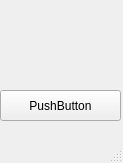
ahmedessam2008/TackScreenShootSimple, file screenShot.ui: the form before one commit.
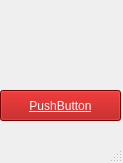
The form after the commit. Icons and pictures are not drawn.

```diff
--- a/screenShot.ui
+++ b/screenShot.ui
@@ -45,6 +45,12 @@
     <property name="toolTip">
      <string>&lt;html&gt;&lt;head/&gt;&lt;body&gt;&lt;p&gt;&lt;span style=&quot; font-weight:600;&quot;&gt;Click Here&lt;/span&gt;&lt;/p&gt;&lt;/body&gt;&lt;/html&gt;</string>
     </property>
+    <property name="styleSheet">
+     <string notr="true">background-color: rgb(170, 0, 0);
+font: 75 10pt &quot;MS Shell Dlg 2&quot;;
+text-decoration: underline;
+color: rgb(255, 255, 255);</string>
+    </property>
     <property name="text">
      <string>PushButton</string>
     </property>
```
Left out of the diff: 7 changed lines with no effect on the pictures.
